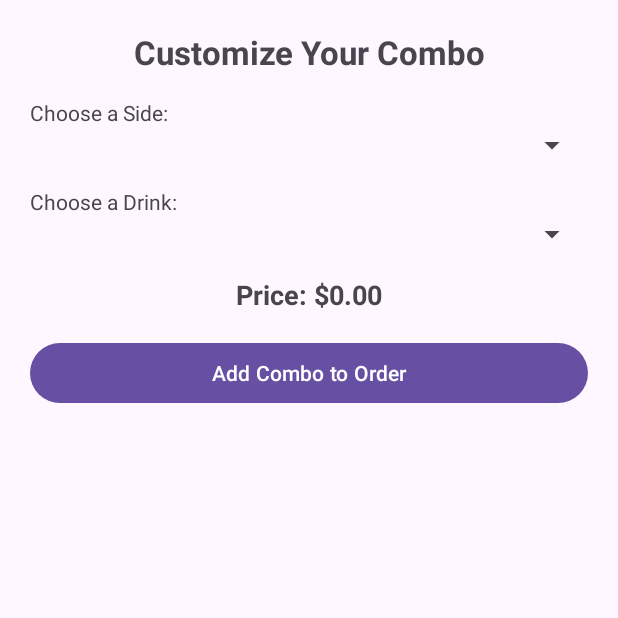
After one commit to AreeyokaJ/ru_restaurant_app, an Android app: the ComboActivity screen opened directly, with no data from a screen before it, on a phone screen of 412 x 824 dp, the top half of it. The commit adds this screen. Run offline under Robolectric (Android 15) with nearby library versions, the phone set to English and light mode, and no system bars; 1 statement that could not run was skipped.

Commit message:
Added Sandwich and Combos screens and functionality

```diff
--- a/app/src/main/AndroidManifest.xml
+++ b/app/src/main/AndroidManifest.xml
@@ -29,5 +29,6 @@
         <activity android:name=".BeveragesActivity"></activity>
         <activity android:name=".SidesActivity"></activity>
         <activity android:name=".SandwichActivity"></activity>
+        <activity android:name=".ComboActivity"></activity>
     </application>
 </manifest>
--- a/app/src/main/java/com/example/model/MenuItem.java
+++ b/app/src/main/java/com/example/model/MenuItem.java
@@ -1,10 +1,12 @@
 package com.example.model;
+
+import java.io.Serializable;
 
 /**
  * Abstract class that represents menu item
  * @author Elvin Xu
  */
-public abstract class MenuItem {
+public abstract class MenuItem implements Serializable  {
     protected int quantity;
 
     /**
--- a/app/src/main/java/com/example/model/Sandwich.java
+++ b/app/src/main/java/com/example/model/Sandwich.java
@@ -1,4 +1,5 @@
 package com.example.model;
+import java.io.Serializable;
 import java.util.ArrayList;
 
 /**
--- /dev/null
+++ b/app/src/main/java/com/example/ru_restaurant_app/ComboActivity.java
@@ -0,0 +1,107 @@
+package com.example.ru_restaurant_app;
+
+import android.content.Intent;
+import android.os.Bundle;
+import android.widget.ArrayAdapter;
+import android.widget.Spinner;
+import android.widget.TextView;
+import android.widget.Toast;
+
+import androidx.appcompat.app.AppCompatActivity;
+
+import com.example.manager.OrderManager;
+import com.example.model.Combo;
+import com.example.model.Flavor;
+import com.example.model.Sandwich;
+import com.example.model.Side;
+
+import java.util.Arrays;
+import java.util.List;
+
+/**
+ * ComboActivity allows a user to finalize a combo meal based on a given sandwich or burger.
+ * The user selects a valid side (chips or apples), a medium drink (cola, tea, juice).
+ * The price is updated live and the final Combo object is added to the global order.
+ *
+ * Author: Elvin Xu
+ */
+public class ComboActivity extends AppCompatActivity {
+    private Sandwich baseSandwich;
+    private Spinner sideSpinner, drinkSpinner;
+    private TextView priceText;
+
+    /**
+     * Initializes layout and populates dropdowns. Reads the passed sandwich from intent.
+     */
+    @Override
+    protected void onCreate(Bundle savedInstanceState) {
+        super.onCreate(savedInstanceState);
+        setContentView(R.layout.combo_selection);
+
+        //Get Sandwich object from intent
+        baseSandwich = getIntent().getSerializableExtra("sandwich", Sandwich.class);
+
+        if (baseSandwich == null) {
+            Toast.makeText(this, "No sandwich passed to combo!", Toast.LENGTH_SHORT).show();
+            finish();
+            return;
+        }
+        sideSpinner = findViewById(R.id.sideSpinner);
+        drinkSpinner = findViewById(R.id.drinkSpinner);
+        priceText = findViewById(R.id.comboPrice);
+
+        // Populate side and drinks
+        setupSpinner(sideSpinner, Arrays.asList(Side.CHIPS, Side.APPLE_SLICES));
+        setupSpinner(drinkSpinner, Arrays.asList(Flavor.COLA, Flavor.TEA, Flavor.JUICE));
+
+        // Update price when changed
+        sideSpinner.setOnItemSelectedListener(updateListener);
+        drinkSpinner.setOnItemSelectedListener(updateListener);
+
+        findViewById(R.id.addComboToOrder).setOnClickListener(v -> {
+            Side side = (Side) sideSpinner.getSelectedItem();
+            Flavor drink = (Flavor) drinkSpinner.getSelectedItem();
+
+            Combo combo = new Combo(baseSandwich, side, drink);
+            OrderManager.getInstance().getCurrentOrder().addItem(combo);
+            Toast.makeText(this, "Combo added to order!", Toast.LENGTH_SHORT).show();
+
+            // Go back to MainActivity
+            Intent intent = new Intent(ComboActivity.this, MainActivity.class);
+            intent.setFlags(Intent.FLAG_ACTIVITY_CLEAR_TOP | Intent.FLAG_ACTIVITY_SINGLE_TOP);
+            startActivity(intent);
+        });
+
+        updatePrice();
+    }
+
+    /**
+     * Updates the price field by recalculating the Combo price.
+     */
+    private void updatePrice() {
+        try {
+            Side side = (Side) sideSpinner.getSelectedItem();
+            Flavor drink = (Flavor) drinkSpinner.getSelectedItem();
+            Combo combo = new Combo(baseSandwich, side, drink);
+            priceText.setText(String.format("Price: $%.2f", combo.price()));
+        } catch (Exception e) {
+            priceText.setText("Price: $0.00");
+        }
+    }
+
+    private final android.widget.AdapterView.OnItemSelectedListener updateListener = new android.widget.AdapterView.OnItemSelectedListener() {
+        @Override public void onItemSelected(android.widget.AdapterView<?> parent, android.view.View view, int position, long id) {
+            updatePrice();
+        }
+        @Override public void onNothingSelected(android.widget.AdapterView<?> parent) {}
+    };
+
+    /**
+     * Generic method to populate a Spinner with any list of items.
+     */
+    private <T> void setupSpinner(Spinner spinner, List<T> items) {
+        ArrayAdapter<T> adapter = new ArrayAdapter<>(this, android.R.layout.simple_spinner_item, items);
+        adapter.setDropDownViewResource(android.R.layout.simple_spinner_dropdown_item);
+        spinner.setAdapter(adapter);
+    }
+}
--- a/app/src/main/res/layout/activity_main.xml
+++ b/app/src/main/res/layout/activity_main.xml
@@ -33,6 +33,7 @@
             android:id="@+id/burgerButton"
             android:layout_width="168dp"
             android:layout_height="128dp"
+            android:scaleType="centerCrop"
             android:layout_marginBottom="64dp"
             app:layout_constraintBottom_toTopOf="@+id/beveragesButton"
             app:layout_constraintEnd_toEndOf="parent"
@@ -44,6 +45,7 @@
             android:id="@+id/beveragesButton"
             android:layout_width="183dp"
             android:layout_height="140dp"
+            android:scaleType="centerCrop"
             android:layout_gravity="center"
             android:layout_marginBottom="60dp"
             android:clickable="true"
@@ -74,6 +76,7 @@
             android:layout_width="138dp"
             android:layout_height="117dp"
             android:layout_marginBottom="32dp"
+            android:scaleType="centerCrop"
             app:layout_constraintBottom_toBottomOf="parent"
             app:layout_constraintEnd_toEndOf="parent"
             app:layout_constraintHorizontal_bias="0.45"
@@ -132,6 +135,7 @@
             android:layout_height="73dp"
             android:layout_marginTop="116dp"
             android:layout_marginEnd="4dp"
+            android:scaleType="centerCrop"
             app:layout_constraintEnd_toStartOf="@+id/burgerButton"
             app:layout_constraintHorizontal_bias="0.045"
             app:layout_constraintStart_toStartOf="parent"
@@ -156,6 +160,7 @@
 
         <ImageButton
             android:id="@+id/orders"
+            android:scaleType="centerCrop"
             android:layout_width="99dp"
             android:layout_height="84dp"
             android:layout_marginStart="8dp"
--- /dev/null
+++ b/app/src/main/res/layout/combo_selection.xml
@@ -0,0 +1,55 @@
+<LinearLayout xmlns:android="http://schemas.android.com/apk/res/android"
+    android:layout_width="match_parent"
+    android:layout_height="wrap_content"
+    android:orientation="vertical"
+    android:padding="20dp">
+
+    <TextView
+        android:id="@+id/comboTitle"
+        android:layout_width="match_parent"
+        android:layout_height="wrap_content"
+        android:text="@string/combo_text"
+        android:textSize="22sp"
+        android:textStyle="bold"
+        android:gravity="center" />
+
+    <!-- Side Selection -->
+    <TextView android:text="Choose a Side:"
+        android:layout_marginTop="16dp"
+        android:layout_width="match_parent"
+        android:layout_height="wrap_content"/>
+    <Spinner
+        android:id="@+id/sideSpinner"
+        android:layout_width="match_parent"
+        android:layout_height="wrap_content" />
+
+    <!-- Drink Selection -->
+    <TextView
+        android:text="@string/drink_selection"
+        android:layout_marginTop="16dp"
+        android:layout_width="match_parent"
+        android:layout_height="wrap_content" />
+    <Spinner
+        android:id="@+id/drinkSpinner"
+        android:layout_width="match_parent"
+        android:layout_height="wrap_content" />
+
+    <!-- Price Display -->
+    <TextView
+        android:id="@+id/comboPrice"
+        android:layout_width="match_parent"
+        android:layout_height="wrap_content"
+        android:text="@string/price_placeholder"
+        android:textSize="18sp"
+        android:textStyle="bold"
+        android:gravity="center"
+        android:layout_marginTop="16dp"
+        android:layout_marginBottom="16dp" />
+
+    <Button
+        android:id="@+id/addComboToOrder"
+        android:layout_width="match_parent"
+        android:layout_height="wrap_content"
+        android:text="@string/add_combo_to_order" />
+
+</LinearLayout>
--- a/app/src/main/res/values/strings.xml
+++ b/app/src/main/res/values/strings.xml
@@ -64,4 +64,7 @@
     <string name="quantity_text">Quantity:</string>
     <string name="price_placeholder">Price: $0.00</string>
     <string name="add_combo">Add Combo</string>
+    <string name="combo_text">Customize Your Combo</string>
+    <string name="drink_selection">Choose a Drink:</string>
+    <string name="add_combo_to_order">Add Combo to Order</string>
 </resources>
```
Also changed, not shown: app/src/main/java/com/example/model/Combo.java (added, +72 -0 lines), app/src/main/java/com/example/ru_restaurant_app/SandwichActivity.java (+20 -5 lines), app/src/main/res/layout/sandwich_selection.xml (+7 -0 lines).
